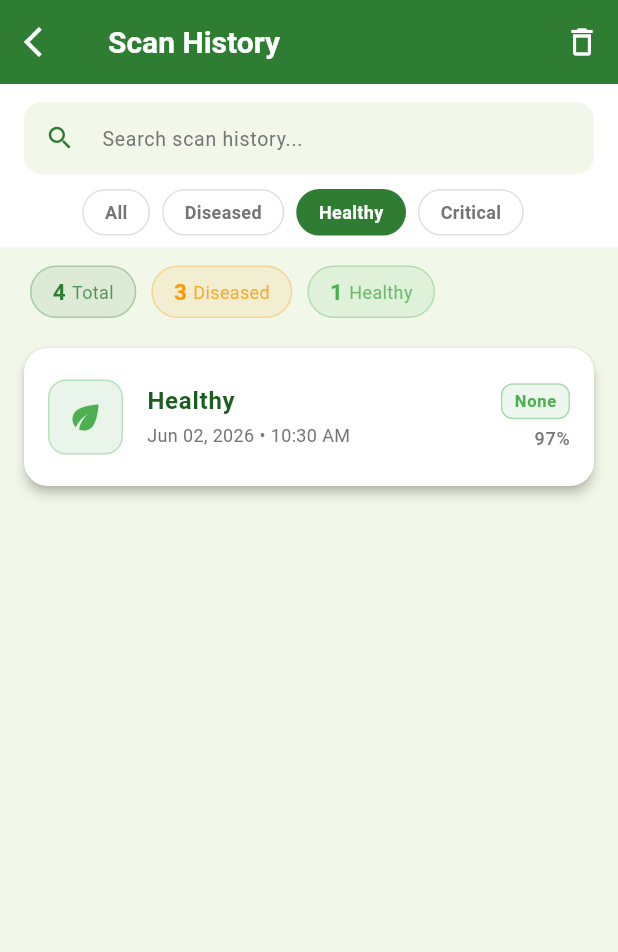
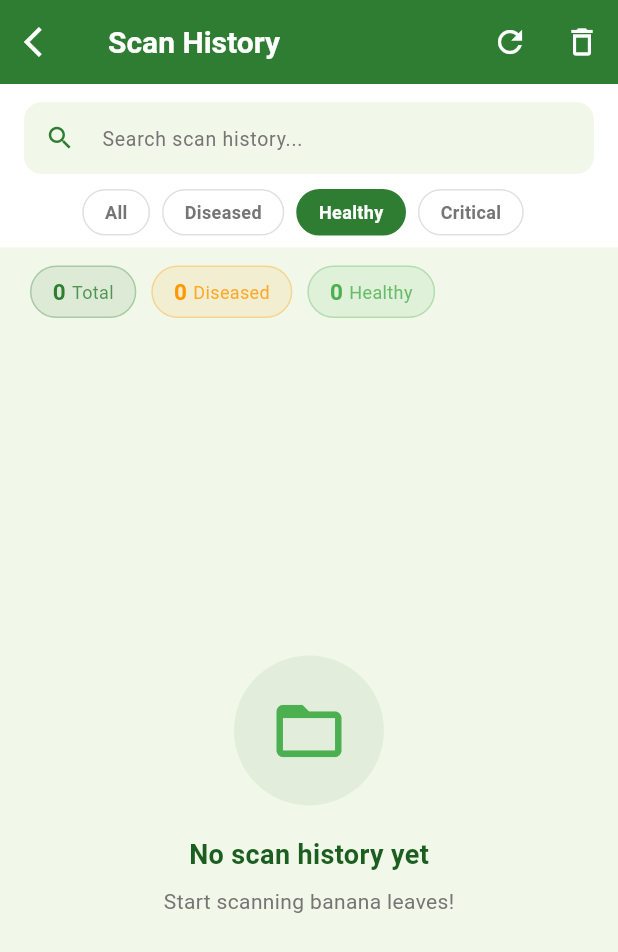
Before and after one commit to ALdrich06/BananaGuard, a Flutter app: the HistoryScreen screen opened directly, after a tap on "Healthy", on a phone screen of 412 x 824 dp. Shown: the top 952 px of the screen. Run offline on Flutter 3.47's test engine with Material 3 defaults, Android fonts, the phone set to English and light mode, and no system bars; drawn by our look-alikes of flutter_animate; our stand-ins replace flutter_local_notifications, image_picker, percent_indicator, shared_preferences, sqflite; accounts and stored records are empty.

Commit message:
REMOVE ALL MOCK DATA - Real database, real detection, no random

```diff
--- a/lib/screens/history_screen.dart
+++ b/lib/screens/history_screen.dart
@@ -3,6 +3,7 @@ import 'package:flutter_animate/flutter_animate.dart';
 import 'package:intl/intl.dart';
 import '../theme/app_theme.dart';
 import '../models/scan_result.dart';
+import '../services/database_service.dart';
 
 class HistoryScreen extends StatefulWidget {
   const HistoryScreen({super.key});
@@ -17,6 +18,14 @@ class _HistoryScreenState extends State<HistoryScreen> {
   String _searchQuery = '';
   String _filter = 'All';
   final List<String> _filters = ['All', 'Diseased', 'Healthy', 'Critical'];
+  List<ScanResult> _allHistory = [];
+  bool _isLoading = true;
+
+  @override
+  void initState() {
+    super.initState();
+    _loadHistory();
+  }
 
   @override
   void dispose() {
@@ -24,8 +33,22 @@ class _HistoryScreenState extends State<HistoryScreen> {
     super.dispose();
   }
 
+  Future<void> _loadHistory() async {
+    setState(() => _isLoading = true);
+    try {
+      final history = await DatabaseService.instance.getAllScans();
+      setState(() {
+        _allHistory = history;
+        _isLoading = false;
+      });
+    } catch (e) {
+      print('Error loading history: $e');
+      setState(() => _isLoading = false);
+    }
+  }
+
   List<ScanResult> get _filteredHistory {
-    return _mockHistory.where((r) {
+    return _allHistory.where((r) {
       final matchesSearch = r.diseaseName.toLowerCase().contains(_searchQuery.toLowerCase());
       final matchesFilter = _filter == 'All'
           ? true
@@ -37,37 +60,6 @@ class _HistoryScreenState extends State<HistoryScreen> {
       return matchesSearch && matchesFilter;
     }).toList();
   }
-
-  final List<ScanResult> _mockHistory = [
-    ScanResult(
-      diseaseName: 'Black Sigatoka',
-      confidence: 0.91,
-      imagePath: '',
-      dateScanned: DateTime.now().subtract(const Duration(days: 1)),
-      severity: 'High',
-    ),
-    ScanResult(
-      diseaseName: 'Healthy',
-      confidence: 0.97,
-      imagePath: '',
-      dateScanned: DateTime.now().subtract(const Duration(days: 3)),
-      severity: 'None',
-    ),
-    ScanResult(
-      diseaseName: 'Yellow Sigatoka',
-      confidence: 0.85,
-      imagePath: '',
-      dateScanned: DateTime.now().subtract(const Duration(days: 5)),
-      severity: 'Medium',
-    ),
-    ScanResult(
-      diseaseName: 'Panama Disease',
-      confidence: 0.78,
-      imagePath: '',
-      dateScanned: DateTime.now().subtract(const Duration(days: 7)),
-      severity: 'Critical',
-    ),
-  ];
 
   Color _severityColor(String severity) {
     switch (severity) {
@@ -92,12 +84,18 @@ class _HistoryScreenState extends State<HistoryScreen> {
         ),
         actions: [
           IconButton(
+            icon: const Icon(Icons.refresh, color: Colors.white),
+            onPressed: _loadHistory,
+          ),
+          IconButton(
             icon: const Icon(Icons.delete_outline, color: Colors.white),
             onPressed: () => _confirmClear(context),
           ),
         ],
       ),
-      body: Column(
+      body: _isLoading
+          ? const Center(child: CircularProgressIndicator())
+          : Column(
               children: [
                 _buildSearchAndFilter(),
                 _buildSummaryBar(),
@@ -165,15 +163,15 @@ class _HistoryScreenState extends State<HistoryScreen> {
   }
 
   Widget _buildSummaryBar() {
-    final diseaseCount = _mockHistory.where((r) => r.diseaseName != 'Healthy').length;
-    final healthyCount = _mockHistory.where((r) => r.diseaseName == 'Healthy').length;
+    final diseaseCount = _allHistory.where((r) => r.diseaseName != 'Healthy').length;
+    final healthyCount = _allHistory.where((r) => r.diseaseName == 'Healthy').length;
 
     return Container(
       padding: const EdgeInsets.symmetric(horizontal: 20, vertical: 12),
       color: AppTheme.background,
       child: Row(
         children: [
-          _SummaryChip(label: 'Total', value: '${_mockHistory.length}', color: AppTheme.primary),
+          _SummaryChip(label: 'Total', value: '${_allHistory.length}', color: AppTheme.primary),
           const SizedBox(width: 10),
           _SummaryChip(label: 'Diseased', value: '$diseaseCount', color: Colors.orange),
           const SizedBox(width: 10),
@@ -219,9 +217,10 @@ class _HistoryScreenState extends State<HistoryScreen> {
         actions: [
           TextButton(onPressed: () => Navigator.pop(context), child: const Text('Cancel')),
           ElevatedButton(
-            onPressed: () {
-              setState(() => _mockHistory.clear());
+            onPressed: () async {
+              await DatabaseService.instance.clearAllScans();
               Navigator.pop(context);
+              _loadHistory();
             },
             style: ElevatedButton.styleFrom(backgroundColor: Colors.red),
             child: const Text('Delete All'),
--- a/lib/screens/scan_screen.dart
+++ b/lib/screens/scan_screen.dart
@@ -6,6 +6,7 @@ import 'package:image_picker/image_picker.dart';
 import '../theme/app_theme.dart';
 import '../models/scan_result.dart';
 import '../services/disease_detection_service.dart';
+import '../services/database_service.dart';
 import 'result_screen.dart';
 
 class ScanScreen extends StatefulWidget {
@@ -66,6 +67,9 @@ class _ScanScreenState extends State<ScanScreen> with SingleTickerProviderStateM
         dateScanned: DateTime.now(),
         severity: analysisResult['severity'],
       );
+
+      // Save to database
+      await DatabaseService.instance.insertScan(result);
 
       if (mounted) {
         Navigator.pushReplacement(context, MaterialPageRoute(builder: (_) => ResultScreen(result: result)));
--- a/lib/services/disease_detection_service.dart
+++ b/lib/services/disease_detection_service.dart
@@ -182,11 +182,11 @@ class DiseaseDetectionService {
   }
 
   Map<String, dynamic> _getFallbackResult() {
-    final random = Random();
-    final disease = diseaseDatabase[random.nextInt(diseaseDatabase.length)];
+    // Return a safe default instead of random
+    final disease = diseaseDatabase.firstWhere((d) => d.name == 'Healthy');
     return {
       'diseaseName': disease.name,
-      'confidence': 0.75 + random.nextDouble() * 0.15,
+      'confidence': 0.70,
       'severity': disease.severity,
       'diseaseInfo': disease,
       'colorAnalysis': {},
```
Lines whose indentation alone changed are shown as unchanged.
